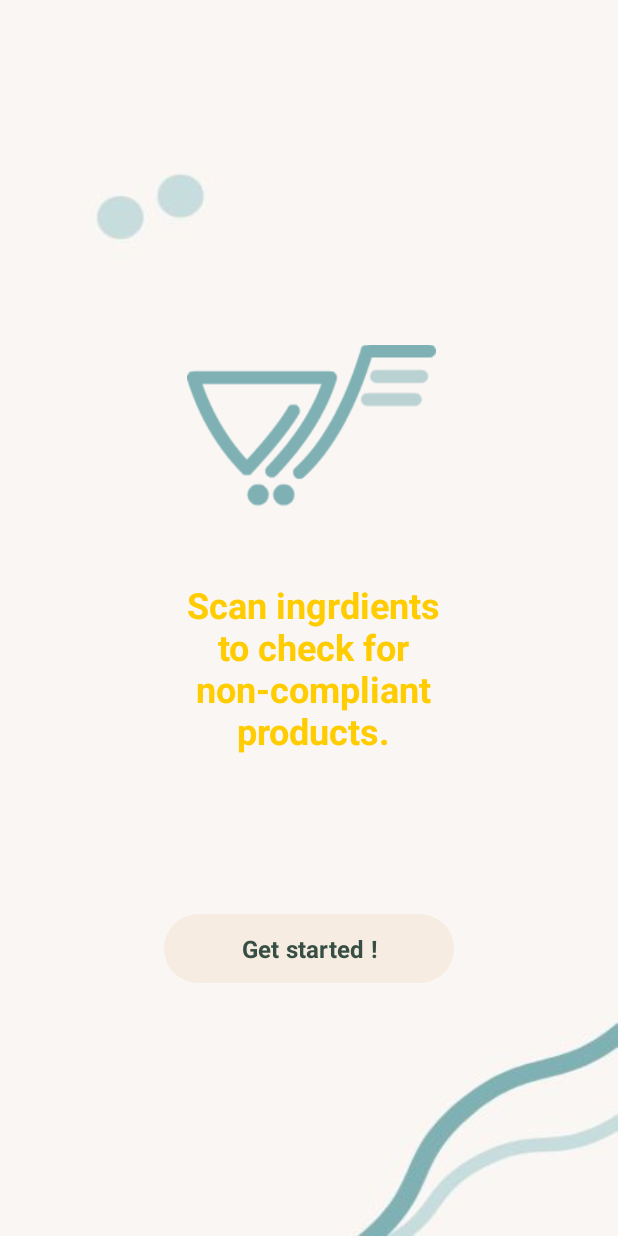
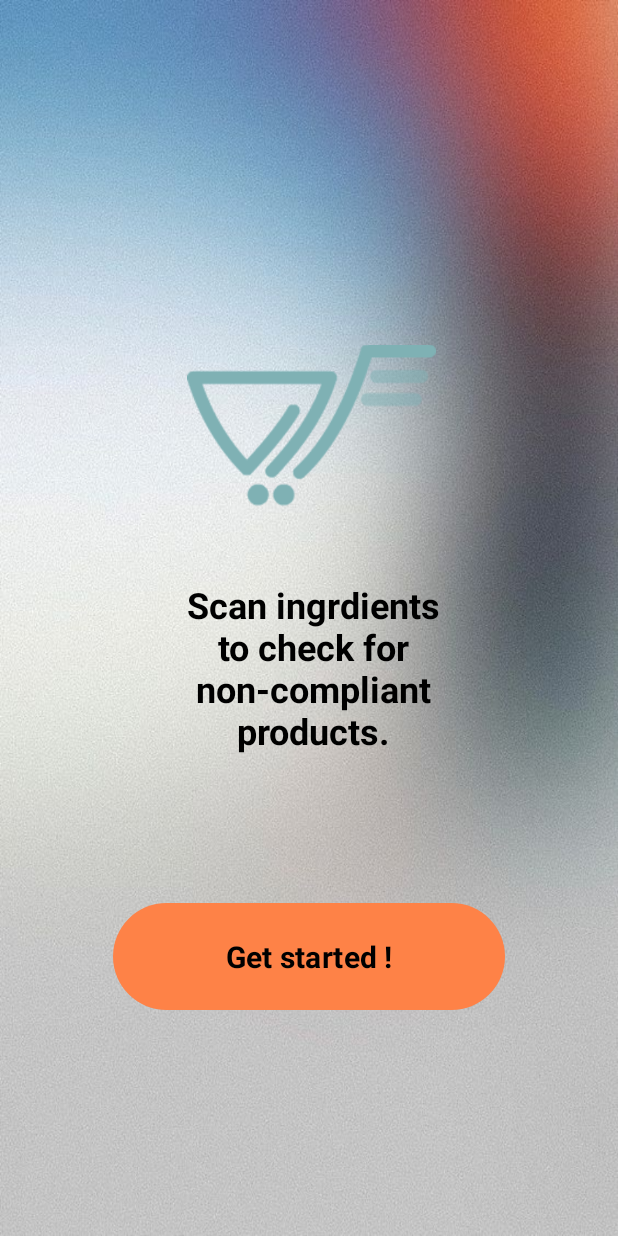
Before and after one commit to Maroomalrefai/Khalee_Application, an Android app: the screen it shows after launch (MainActivity), on a phone screen of 412 x 824 dp. Run offline under Robolectric (Android 15) with nearby library versions, the phone set to English and light mode, and no system bars; Roboto replaces fonts that are not available here.

Commit message:
change get started page

```diff
--- a/app/src/main/res/layout/activity_main.xml
+++ b/app/src/main/res/layout/activity_main.xml
@@ -5,7 +5,7 @@
     android:layout_width="match_parent"
     android:layout_height="match_parent"
     android:background="@drawable/backgroundone"
-    tools:context=".MainActivity" >
+    tools:context=".MainActivity">
 
     <ImageView
         android:id="@+id/imageView"
@@ -27,7 +27,7 @@
         android:fontFamily="@font/overlock"
         android:gravity="center"
         android:text="Scan ingrdients to check for non-compliant products."
-        android:textColor="#FFCC00"
+        android:textColor="@color/black"
         android:textSize="24sp"
         android:textStyle="bold"
         app:layout_constraintEnd_toEndOf="parent"
@@ -37,16 +37,16 @@
 
     <Button
         android:id="@+id/button"
-        android:layout_width="193dp"
-        android:layout_height="54dp"
+        android:layout_width="261dp"
+        android:layout_height="79dp"
         android:layout_marginTop="20dp"
         android:layout_marginBottom="20dp"
         android:fontFamily="@font/overlock"
+        android:text="Get started !"
+        android:textColor="#000000"
+        android:textSize="20sp"
         android:textStyle="bold"
-        android:text="Get started !"
-        android:textColor="#374E44"
-        android:textSize="16sp"
-        app:backgroundTint="#F6ECE2"
+        app:backgroundTint="#FE8247"
         app:layout_constraintBottom_toBottomOf="parent"
         app:layout_constraintEnd_toEndOf="parent"
         app:layout_constraintStart_toStartOf="parent"
```
Also changed, not shown: app/src/main/res/drawable/backgroundone.jpg.
